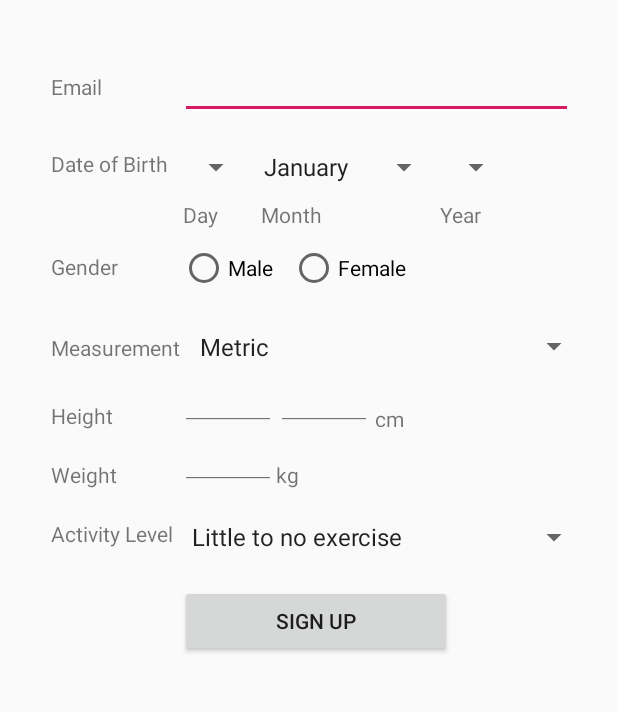
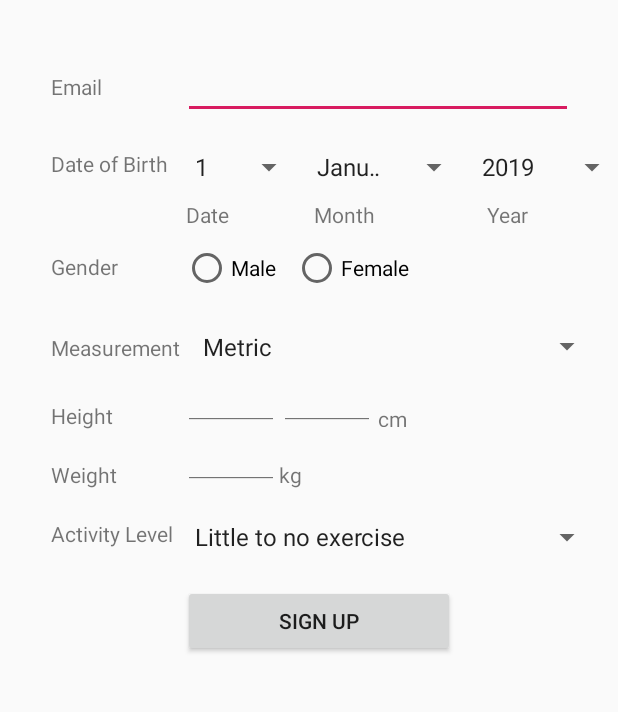
Before and after one commit to mdg-soc-19/Simple_Calorie_Counter, an Android app: the screen it shows after launch (SignUp), on a phone screen of 412 x 824 dp, the part 308-1020 px from its top. Run offline under Robolectric (Android 15) with nearby library versions, the phone set to English and light mode, and no system bars; libraries missing offline, so code that uses them is left out: com.facebook.stetho; 2 statements that could not run were skipped.

Commit message:
Filling Spinner's of Date and Year

```diff
--- a/app/src/main/java/com/diet/simplecaloriecounter/simplecaloriecounter/SignUp.java
+++ b/app/src/main/java/com/diet/simplecaloriecounter/simplecaloriecounter/SignUp.java
@@ -1,14 +1,42 @@
 package com.diet.simplecaloriecounter.simplecaloriecounter;
 
 import android.os.Bundle;
+import android.widget.ArrayAdapter;
+import android.widget.Spinner;
 
 import androidx.appcompat.app.AppCompatActivity;
 
+
+import java.util.Calendar;
+
 public class SignUp extends AppCompatActivity {
+
+    int thisYear = Calendar.getInstance().get(Calendar.YEAR);
+    private String [] arraySpinnerDOBDate = new String[31];
+    private String [] arraySpinnerDOBYear = new String[thisYear - 1899];
 
     @Override
     protected void onCreate(Bundle savedInstanceState) {
         super.onCreate(savedInstanceState);
         setContentView(R.layout.sign_up);
+
+        // Filling Spinner of Date//
+
+        for (int x = 0; x < 31; x++){
+            this.arraySpinnerDOBDate[x] = "" + (x + 1);
+        }
+        Spinner spinnerDOBDate = findViewById(R.id.spinnerDOBDate);
+        ArrayAdapter<String> adapterDate = new ArrayAdapter<>(this,android.R.layout.simple_spinner_item,arraySpinnerDOBDate);
+        spinnerDOBDate.setAdapter(adapterDate);
+
+        // Filling Spinner of Year//
+        for (int i = thisYear; i >= 1900; i--) {
+            this.arraySpinnerDOBYear[thisYear - i] = "" + i;
+        }
+        Spinner spinnerDOBYear = findViewById(R.id.spinnerDOBYear);
+        ArrayAdapter<String> adapterYear = new ArrayAdapter<>(this, android.R.layout.simple_spinner_item, arraySpinnerDOBYear);
+        spinnerDOBYear.setAdapter(adapterYear);
+
     }
+
 }
--- a/app/src/main/res/layout/sign_up.xml
+++ b/app/src/main/res/layout/sign_up.xml
@@ -60,19 +60,19 @@
                     android:layout_height="match_parent">
 
                     <Spinner
-                        android:id="@+id/spinner5"
+                        android:id="@+id/spinnerDOBDate"
                         android:layout_width="wrap_content"
                         android:layout_height="wrap_content" />
 
                     <Spinner
                         android:id="@+id/spinnerDOBMonth"
-                        android:layout_width="125dp"
+                        android:layout_width="110dp"
                         android:layout_height="match_parent"
                         android:entries="@array/months" />
 
                     <Spinner
-                        android:id="@+id/spinner6"
-                        android:layout_width="wrap_content"
+                        android:id="@+id/spinnerDOBYear"
+                        android:layout_width="105dp"
                         android:layout_height="wrap_content" />
 
                 </TableRow>
@@ -85,7 +85,7 @@
 
                 <TextView
                     android:id="@+id/textViewx"
-                    android:layout_width="wrap_content"
+                    android:layout_width="88dp"
                     android:layout_height="wrap_content"
                     android:text="@string/blank" />
 
@@ -95,15 +95,15 @@
 
                     <TextView
                         android:id="@+id/textView3"
-                        android:layout_width="50dp"
+                        android:layout_width="83dp"
                         android:layout_height="wrap_content"
                         android:paddingLeft="12dp"
                         android:paddingRight="12dp"
-                        android:text="@string/day" />
+                        android:text="@string/date" />
 
                     <TextView
                         android:id="@+id/textView5"
-                        android:layout_width="123dp"
+                        android:layout_width="119dp"
                         android:layout_height="wrap_content"
                         android:paddingLeft="14dp"
                         android:paddingRight="14dp"
@@ -111,7 +111,7 @@
 
                     <TextView
                         android:id="@+id/textView6"
-                        android:layout_width="wrap_content"
+                        android:layout_width="77dp"
                         android:layout_height="wrap_content"
                         android:paddingLeft="10dp"
                         android:paddingRight="10dp"
@@ -193,14 +193,14 @@
                     android:layout_height="match_parent">
 
                     <EditText
-                        android:id="@+id/editText"
+                        android:id="@+id/editTextHeight"
                         android:layout_width="wrap_content"
                         android:layout_height="wrap_content"
                         android:ems="3"
                         android:inputType="numberSigned" />
 
                     <EditText
-                        android:id="@+id/editText2"
+                        android:id="@+id/editTextHeightInches"
                         android:layout_width="wrap_content"
                         android:layout_height="wrap_content"
                         android:ems="3"
@@ -233,7 +233,7 @@
                     android:layout_height="match_parent">
 
                     <EditText
-                        android:id="@+id/editText3"
+                        android:id="@+id/editTextWeight"
                         android:layout_width="wrap_content"
                         android:layout_height="wrap_content"
                         android:ems="3"
@@ -259,7 +259,7 @@
                     android:text="@string/activity_level" />
 
                 <Spinner
-                    android:id="@+id/spinner2"
+                    android:id="@+id/spinnerActivityLevel"
                     android:layout_width="match_parent"
                     android:layout_height="wrap_content"
                     android:entries="@array/activity_level" />
--- a/app/src/main/res/values/strings.xml
+++ b/app/src/main/res/values/strings.xml
@@ -23,7 +23,7 @@
         <item>Imperial</item>
     </string-array>
 
-    <string name="day">Day</string>
+    <string name="date">Date</string>
     <string name="month">Month</string>
     <string name="year">Year</string>
 
```
